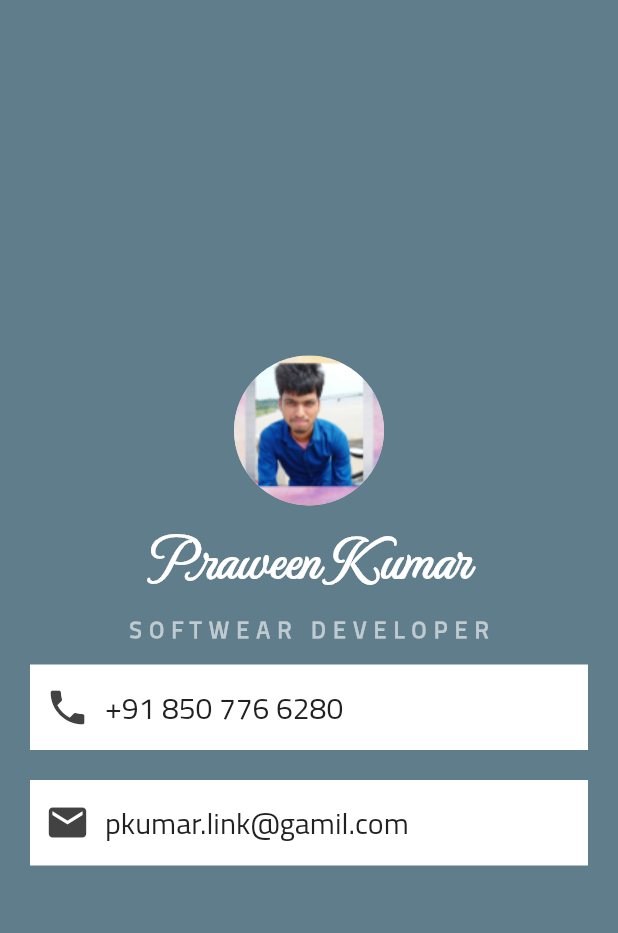
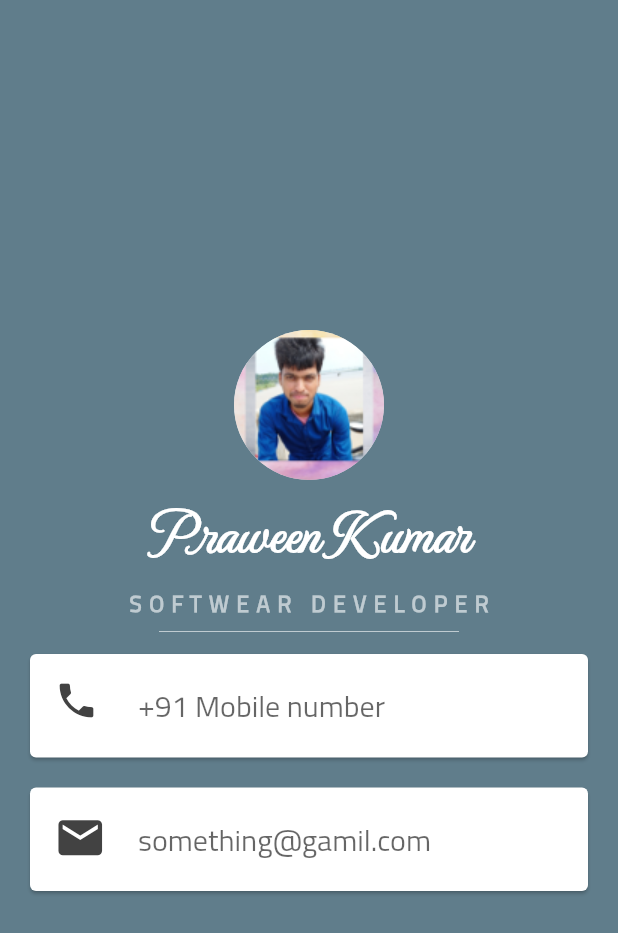
Before and after one commit to praween-link/MyFlutter, a Flutter app: the screen it shows after launch, on a phone screen of 412 x 824 dp. Shown: the top 933 px of the screen. Run offline on Flutter 3.47's test engine with Material 2 defaults, Android fonts, the phone set to English and light mode, and no system bars.

```diff
--- a/lib/main.dart
+++ b/lib/main.dart
@@ -7,6 +7,7 @@
 //////////////////////////////////
 
 import 'package:flutter/material.dart';
+import 'package:flutter/services.dart';
 
 void main() {
   runApp(MyApp());
@@ -54,53 +55,58 @@ class _MyAppState extends State<MyApp> {
                       fontFamily: 'Cairo',
                       letterSpacing: 5.0),
                 ),
-                Container(
+
+                SizedBox(
+                  height: 10.0,
+                  width: 200.0,
+                  child: Divider(
+                    color: Colors.white60,
+                  ),
+                ),
+                Card(
                   color: Colors.white,
                   margin:
                       EdgeInsets.symmetric(horizontal: 20.0, vertical: 10.0),
-                  padding:
-                      EdgeInsets.symmetric(horizontal: 10.0, vertical: 10.0),
-                  child: Row(
-                    children: <Widget>[
-                      Icon(
-                        Icons.phone,
-                        color: Colors.grey.shade800,
-                        size: 30.0,
-                      ),
-                      SizedBox(width: 10.0),
-                      Text(
-                        '+91 850 776 6280',
-                        style: TextStyle(
-                            color: Colors.grey.shade900,
-                            fontSize: 20.0,
-                            fontFamily: 'Cairo'),
-                      ),
-                    ],
-                  ),
-                ),
-                Container(
-                  color: Colors.white,
-                  margin:
-                      EdgeInsets.symmetric(horizontal: 20.0, vertical: 10.0),
-                  padding:
-                      EdgeInsets.symmetric(horizontal: 10.0, vertical: 10.0),
-                  child: Row(
-                    children: <Widget>[
-                      Icon(
-                        Icons.email,
-                        color: Colors.grey.shade800,
-                        size: 30.0,
-                      ),
-                      SizedBox(width: 10.0),
-                      Text(
-                        'pkumar.link@gamil.com',
-                        style: TextStyle(
+                  child: ListTile(
+                    leading: Icon(
+                      Icons.phone,
+                      color: Colors.grey.shade800,
+                      size: 30.0,
+                    ),
+                    title: TextFormField(
+                      style: TextStyle(
                           color: Colors.grey.shade900,
                           fontSize: 20.0,
                           fontFamily: 'Cairo',
                         ),
+                      decoration: InputDecoration(
+                        hintText: '+91 Mobile number',
+                        border: InputBorder.none,
                       ),
-                    ],
+                    ),
+                  ),
+                ),
+                Card(
+                  color: Colors.white,
+                  margin:
+                      EdgeInsets.symmetric(horizontal: 20.0, vertical: 10.0),
+                  child: ListTile(
+                    leading: Icon(
+                      Icons.email,
+                      color: Colors.grey.shade800,
+                      size: 35.0,
+                    ),
+                    title: TextFormField(
+                      style: TextStyle(
+                        color: Colors.grey.shade900,
+                        fontSize: 20.0,
+                        fontFamily: 'Cairo',
+                      ),
+                      decoration: InputDecoration(
+                        hintText: 'something@gamil.com',
+                        border: InputBorder.none,
+                      ),
+                    ),
                   ),
                 ),
               ],
```
